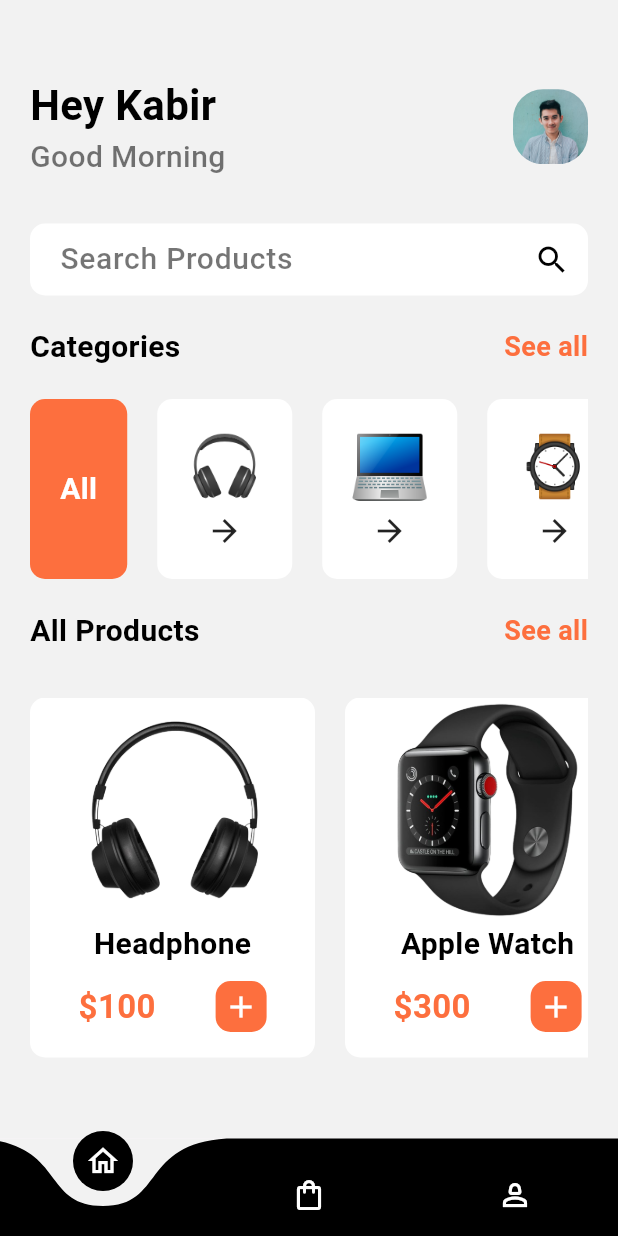
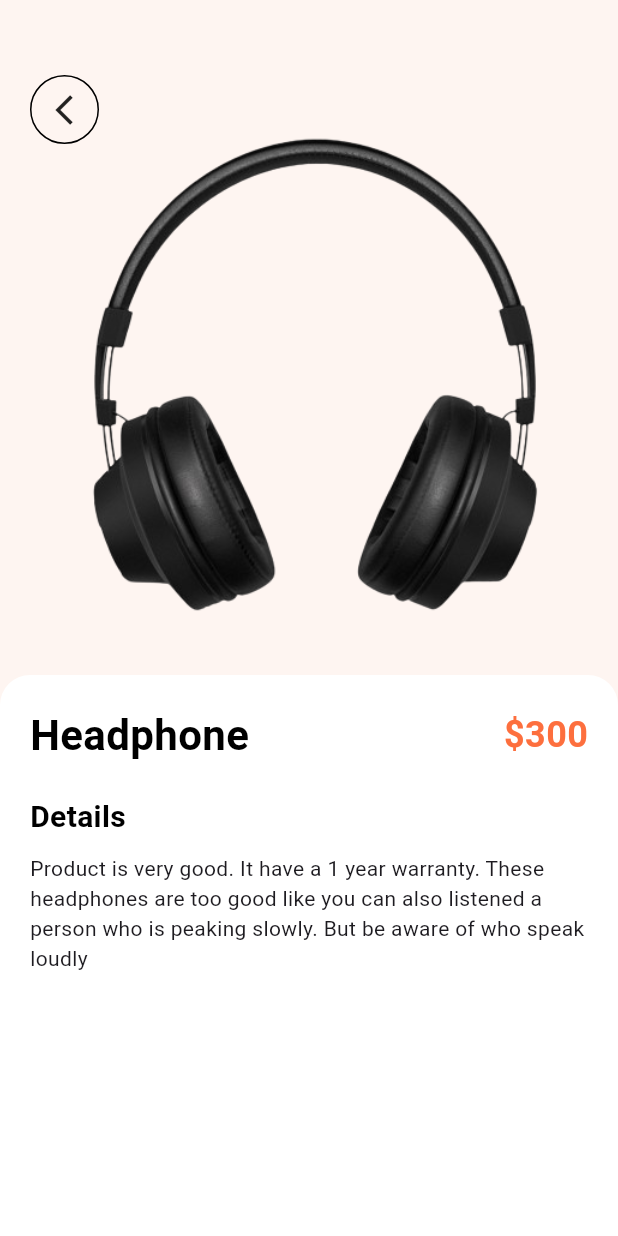
Before and after one commit to Kabir4874/Ecommerce_Flutter_App, a Flutter app: the screen it shows after launch, on a phone screen of 412 x 824 dp. Run offline on Flutter 3.47's test engine with Material 3 defaults, Android fonts, the phone set to English and light mode, and no system bars; drawn by our look-alikes of curved_navigation_bar.

Commit message:
client part

```diff
--- a/lib/main.dart
+++ b/lib/main.dart
@@ -1,4 +1,4 @@
-import 'package:client/pages/bottomnav.dart';
+import 'package:client/pages/product_details.dart';
 import 'package:flutter/material.dart';
 
 void main() {
@@ -17,7 +17,7 @@ class MyApp extends StatelessWidget {
         colorScheme: ColorScheme.fromSeed(seedColor: Colors.deepPurple),
         useMaterial3: true,
       ),
-      home: BottomNav(),
+      home: ProductDetails(),
     );
   }
 }
--- /dev/null
+++ b/lib/pages/product_details.dart
@@ -0,0 +1,92 @@
+import 'package:client/widget/support_widget.dart';
+import 'package:flutter/material.dart';
+
+class ProductDetails extends StatefulWidget {
+  const ProductDetails({super.key});
+
+  @override
+  State<ProductDetails> createState() => _ProductDetailsState();
+}
+
+class _ProductDetailsState extends State<ProductDetails> {
+  @override
+  Widget build(BuildContext context) {
+    return Scaffold(
+      backgroundColor: Color(0xfffef5f1),
+      body: Container(
+        padding: EdgeInsets.only(top: 50),
+        child: Column(
+          crossAxisAlignment: CrossAxisAlignment.start,
+          children: [
+            Stack(
+              children: [
+                GestureDetector(
+                  onTap: () {
+                    Navigator.pop(context);
+                  },
+                  child: Container(
+                    margin: EdgeInsets.only(left: 20),
+                    padding: EdgeInsets.all(10),
+                    decoration: BoxDecoration(
+                      border: Border.all(),
+                      borderRadius: BorderRadius.circular(30),
+                    ),
+                    child: Icon(Icons.arrow_back_ios_outlined),
+                  ),
+                ),
+                Center(
+                  child: Image.asset(
+                    'images/headphone2.png',
+                    height: 400,
+                  ),
+                ),
+              ],
+            ),
+            Expanded(
+              child: Container(
+                padding: EdgeInsets.only(top: 20, left: 20, right: 20),
+                width: MediaQuery.of(context).size.width,
+                decoration: BoxDecoration(
+                  color: Colors.white,
+                  borderRadius: BorderRadius.only(
+                    topLeft: Radius.circular(20),
+                    topRight: Radius.circular(20),
+                  ),
+                ),
+                child: Column(
+                  crossAxisAlignment: CrossAxisAlignment.start,
+                  children: [
+                    Row(
+                      mainAxisAlignment: MainAxisAlignment.spaceBetween,
+                      children: [
+                        Text(
+                          "Headphone",
+                          style: AppWidget.boldTextFieldStyle(),
+                        ),
+                        Text(
+                          "\$300",
+                          style: TextStyle(
+                              color: Color(0xfffd6f3e),
+                              fontSize: 24,
+                              fontWeight: FontWeight.bold),
+                        ),
+                      ],
+                    ),
+                    SizedBox(height: 20),
+                    Text(
+                      "Details",
+                      style: AppWidget.semiboldTextFieldStyle(),
+                    ),
+                    SizedBox(height: 10),
+                    Text(
+                        "Product is very good. It have a 1 year warranty. These headphones are too good like you can also listened a person who is peaking slowly. But be aware of who speak loudly"),
+                  ],
+                ),
+              ),
+            )
+          ],
+        ),
+      ),
+    );
+  }
+}
```
